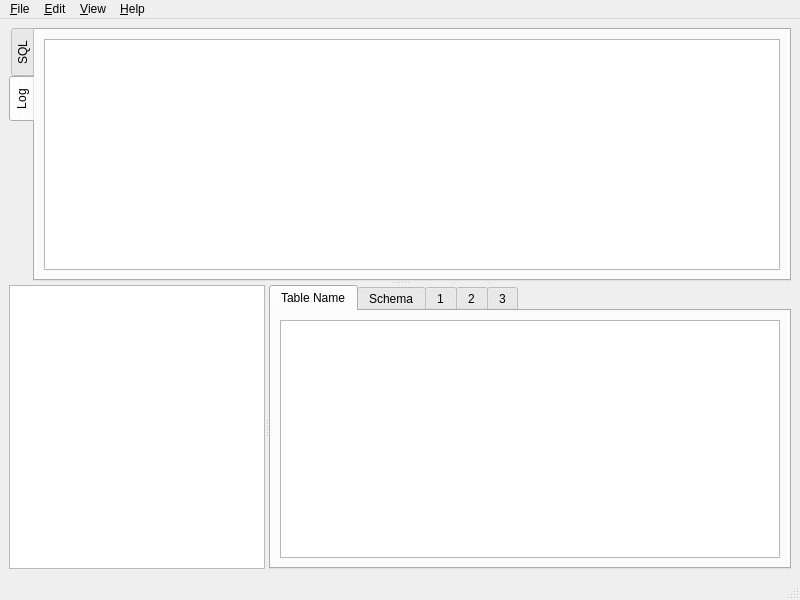
This is database_dossier/ui/main_window.ui in nshiell/database-dossier as Qt 5 draws it before an edit. The edited form follows.
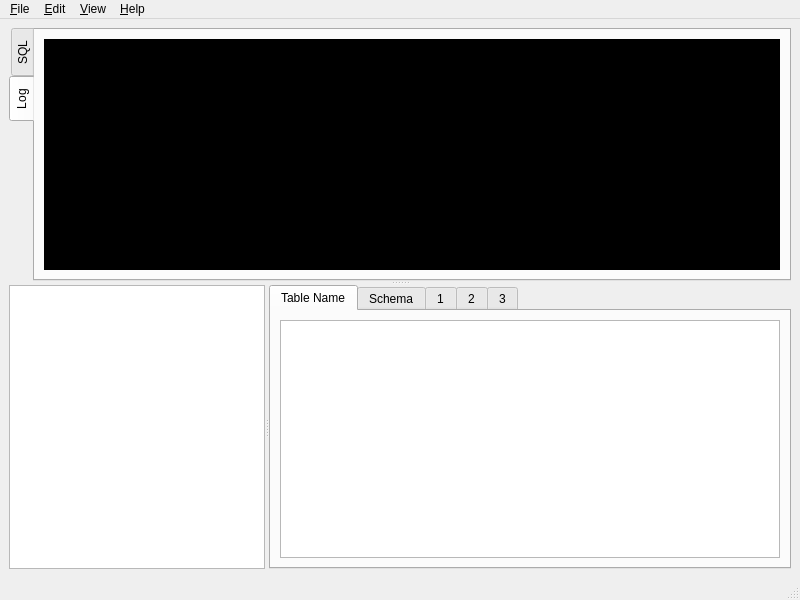
This is the edited form. The open tabs and pages were chosen to show the change. Icons and pictures are not drawn.

Commit message: Black background for log

Diff of the .ui file:
```diff
--- a/database_dossier/ui/main_window.ui
+++ b/database_dossier/ui/main_window.ui
@@ -132,7 +132,8 @@
            </property>
            <property name="styleSheet">
             <string notr="true">font-size: 8pt;
-font-family: 'Ubuntu Mono', 'Courier New';</string>
+font-family: 'Ubuntu Mono', 'Courier New';
+background-color: black;</string>
            </property>
            <property name="readOnly">
             <bool>true</bool>
```
